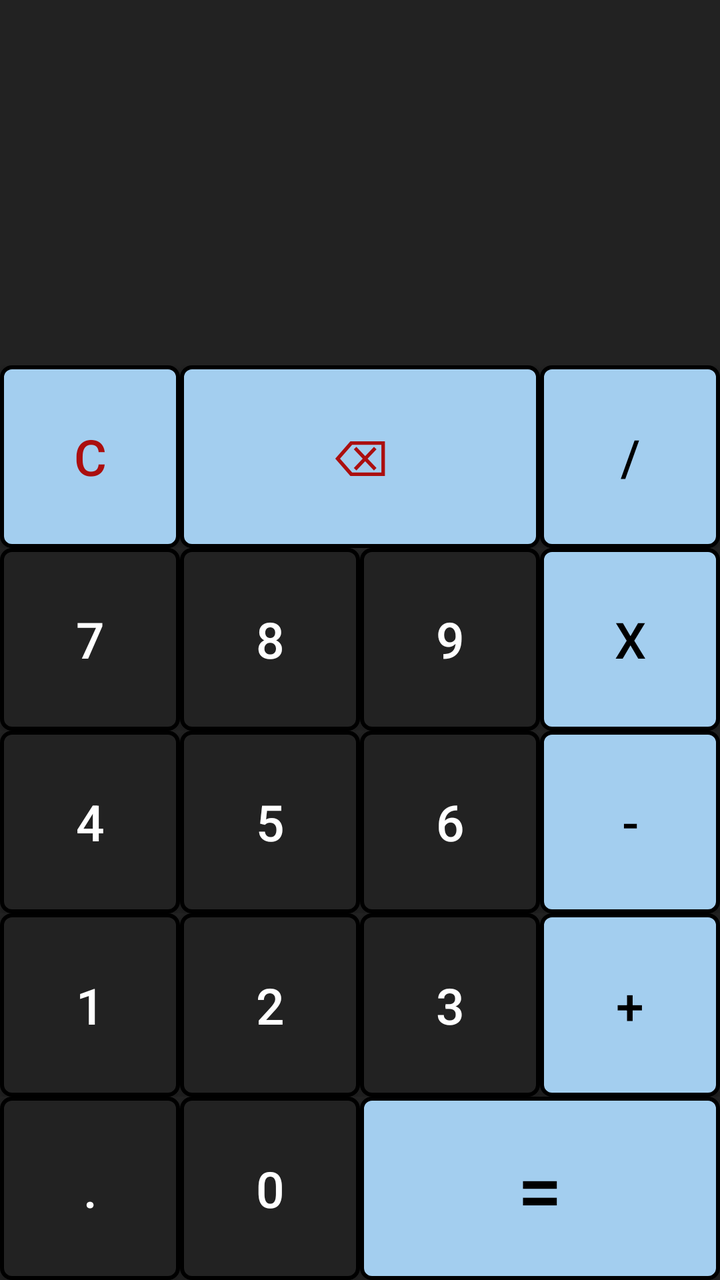
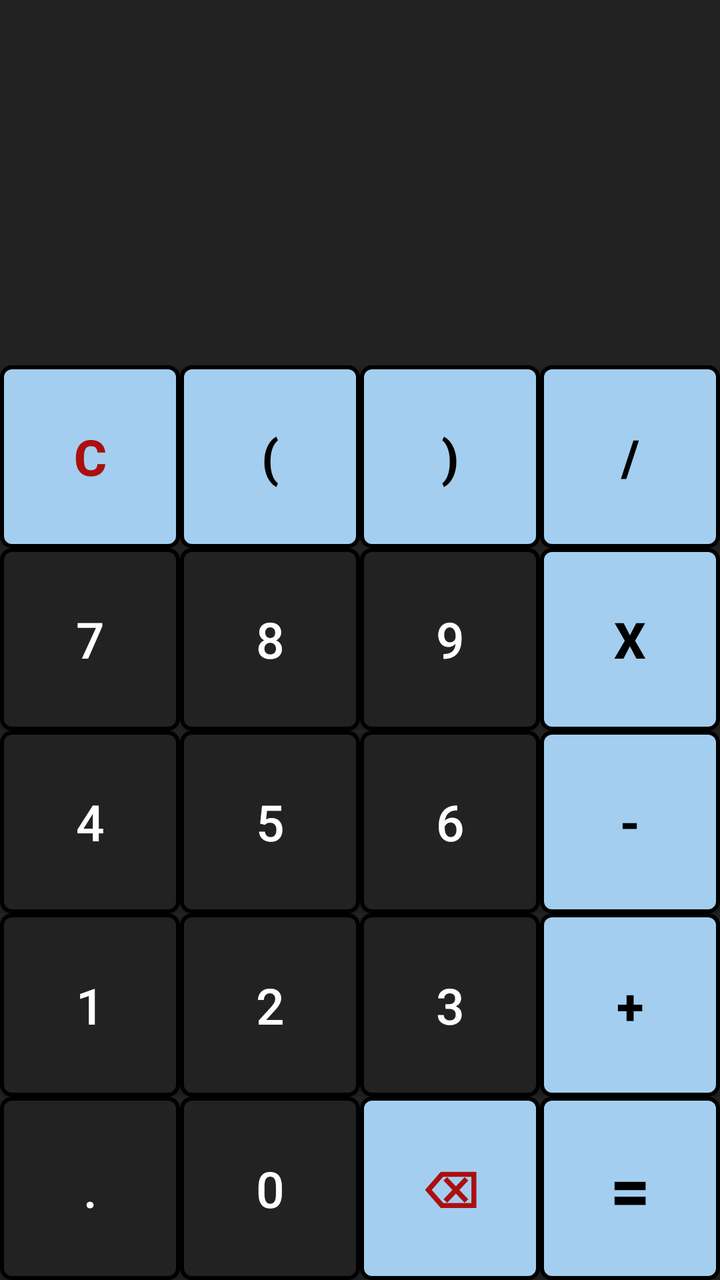

Two renders of the same Android screen: before a commit and after it. Below are the layout's source before the change and the commit's diff.
<!-- AndroidManifest.xml: application theme Theme.IpamCalculadora -->
<!-- res/layout/activity_main.xml -->
<?xml version="1.0" encoding="utf-8"?>
<LinearLayout xmlns:android="http://schemas.android.com/apk/res/android"
    xmlns:app="http://schemas.android.com/apk/res-auto"
    xmlns:tools="http://schemas.android.com/tools"
    android:id="@+id/main"
    android:layout_width="match_parent"
    android:layout_height="match_parent"
    android:background="@color/almostBlack"
    android:orientation="vertical"
    tools:context=".MainActivity"
    tools:ignore="HardcodedText">

    <androidx.constraintlayout.widget.ConstraintLayout

        android:layout_width="match_parent"
        android:layout_height="0dp"
        android:layout_weight="2"
        android:padding="20dp">

        <TextView
            android:id="@+id/workingsTV"
            android:layout_width="match_parent"
            android:layout_height="wrap_content"
            android:lines="2"
            android:maxLines="2"
            android:text=""
            android:textAlignment="textEnd"
            android:textColor="@color/white"
            android:textSize="25sp"
            app:layout_constraintBottom_toTopOf="@+id/resultsTV"
            app:layout_constraintEnd_toEndOf="parent"
            app:layout_constraintHorizontal_bias="1.0"
            app:layout_constraintStart_toStartOf="parent"
            app:layout_constraintTop_toTopOf="parent"
            app:layout_constraintVertical_bias="0.45" />

        <TextView
            android:id="@+id/resultsTV"
            android:layout_width="match_parent"
            android:layout_height="wrap_content"
            android:lines="1"
            android:maxLines="1"
            android:text=""
            android:textAlignment="textEnd"
            android:textColor="@color/white"
            android:textSize="40sp"
            app:layout_constraintBottom_toBottomOf="parent"
            app:layout_constraintEnd_toEndOf="parent"
            app:layout_constraintHorizontal_bias="1.0"
            app:layout_constraintStart_toStartOf="parent"
            app:layout_constraintTop_toTopOf="parent"
            app:layout_constraintVertical_bias="0.978" />

    </androidx.constraintlayout.widget.ConstraintLayout>

    <LinearLayout style="@style/buttonRow">

        <Button
            style="@style/buttonOperator"
            android:onClick="allClearAction"
            android:text="C"
            android:textColor="@color/red" />

        <Button
            style="@style/buttonOperator"
            android:layout_weight="2"
            android:onClick="backSpaceAction"
            android:text="⌫"
            android:textColor="@color/red" />

        <Button
            style="@style/buttonOperator"
            android:text="/"
            android:textColor="@color/black" />

    </LinearLayout>

    <LinearLayout style="@style/buttonRow">

        <Button
            style="@style/buttonNumber"
            android:text="7" />

        <Button
            style="@style/buttonNumber"
            android:text="8" />

        <Button
            style="@style/buttonNumber"
            android:text="9" />

        <Button
            style="@style/buttonOperator"
            android:text="X"
            android:textColor="@color/black" />

    </LinearLayout>

    <LinearLayout style="@style/buttonRow">

        <Button
            style="@style/buttonNumber"
            android:text="4" />

        <Button
            style="@style/buttonNumber"
            android:text="5" />

        <Button
            style="@style/buttonNumber"
            android:text="6" />

        <Button
            style="@style/buttonOperator"
            android:text="-"
            android:textColor="@color/black" />

    </LinearLayout>

    <LinearLayout style="@style/buttonRow">

        <Button
            style="@style/buttonNumber"
            android:text="1" />

        <Button
            style="@style/buttonNumber"
            android:text="2" />

        <Button
            style="@style/buttonNumber"
            android:text="3" />

        <Button
            style="@style/buttonOperator"
            android:text="+"
            android:textColor="@color/black" />

    </LinearLayout>

    <LinearLayout style="@style/buttonRow">

        <Button
            style="@style/buttonNumber"
            android:text="." />

        <Button
            style="@style/buttonNumber"

            android:text="0" />

        <Button
            style="@style/buttonOperator"
            android:layout_weight="2"
            android:onClick="equalsAction"
            android:text="="
            android:textColor="@color/black"
            android:textSize="40sp" />


    </LinearLayout>


</LinearLayout>
<!-- resources referenced by this layout -->
<resources>
  <color name="almostBlack">#222</color>
  <color name="black">#FF000000</color>
  <color name="red">#ab0f0f</color>
  <color name="white">#FFFFFFFF</color>
  <style name="buttonNumber">
          <item name="android:layout_weight">1</item>
          <item name="android:layout_width">0dp</item>
          <item name="android:layout_height">match_parent</item>
          <item name="android:background">@drawable/boton_numero</item>
          <item name="android:textSize">25sp</item>
          <item name="android:textColor">@color/white</item>
          <item name="android:onClick">numberAction</item>
  
      </style>
  <style name="buttonOperator">
          <item name="android:layout_weight">1</item>
          <item name="android:layout_width">0dp</item>
          <item name="android:layout_height">match_parent</item>
          <item name="android:background">@drawable/boton_operadores</item>
          <item name="android:textSize">25sp</item>
          <item name="android:textColor">@color/celeste</item>
          <item name="android:onClick">operationAction</item>
      </style>
  <style name="buttonRow">
          <item name="android:layout_weight">1</item>
          <item name="android:layout_width">match_parent</item>
          <item name="android:layout_height">0dp</item>
      </style>
  <style name="Theme.IpamCalculadora" parent="Base.Theme.IpamCalculadora" />
  <!-- drawable boton_numero (drawable) -->
  <?xml version="1.0" encoding="utf-8"?>
  <shape xmlns:android="http://schemas.android.com/apk/res/android">
      <solid android:color="@color/almostBlack"/>
      <stroke
          android:width="2dp"
          android:color="@color/black"/>
      <corners android:radius="5dp"/>
  </shape>
  <!-- drawable boton_operadores (drawable) -->
  <?xml version="1.0" encoding="utf-8"?>
  <shape xmlns:android="http://schemas.android.com/apk/res/android">
      <solid android:color="@color/celeste"/>
      <stroke
          android:width="2dp"
          android:color="@color/black"/>
      <corners android:radius="5dp"/>
  </shape>
  <color name="celeste">#A3CEEF</color>
  <style name="Base.Theme.IpamCalculadora" parent="Theme.AppCompat">
          
          
          <item name="colorPrimary">@color/celeste</item>
          <item name="colorPrimaryVariant">@color/almostBlack</item>
          <item name="colorOnPrimary">@color/black</item>
          <item name="android:textColorPrimary">@color/almostBlack</item>
      </style>
</resources>

<!-- the commit's change to res/layout/activity_main.xml (unified diff, before → after) -->
@@ -11,7 +11,6 @@
     tools:ignore="HardcodedText">
 
     <androidx.constraintlayout.widget.ConstraintLayout
-
         android:layout_width="match_parent"
         android:layout_height="0dp"
         android:layout_weight="2"
@@ -27,12 +26,11 @@
             android:textAlignment="textEnd"
             android:textColor="@color/white"
             android:textSize="25sp"
-            app:layout_constraintBottom_toTopOf="@+id/resultsTV"
             app:layout_constraintEnd_toEndOf="parent"
-            app:layout_constraintHorizontal_bias="1.0"
             app:layout_constraintStart_toStartOf="parent"
             app:layout_constraintTop_toTopOf="parent"
-            app:layout_constraintVertical_bias="0.45" />
+            app:layout_constraintBottom_toTopOf="@+id/resultsTV"
+            app:layout_constraintVertical_bias="0.1" />
 
         <TextView
             android:id="@+id/resultsTV"
@@ -46,119 +44,115 @@
             android:textSize="40sp"
             app:layout_constraintBottom_toBottomOf="parent"
             app:layout_constraintEnd_toEndOf="parent"
-            app:layout_constraintHorizontal_bias="1.0"
             app:layout_constraintStart_toStartOf="parent"
             app:layout_constraintTop_toTopOf="parent"
-            app:layout_constraintVertical_bias="0.978" />
+            app:layout_constraintVertical_bias="0.9" />
 
     </androidx.constraintlayout.widget.ConstraintLayout>
 
     <LinearLayout style="@style/buttonRow">
-
         <Button
             style="@style/buttonOperator"
             android:onClick="allClearAction"
             android:text="C"
             android:textColor="@color/red" />
-
         <Button
             style="@style/buttonOperator"
-            android:layout_weight="2"
+            android:onClick="parenthesisAction"
+            android:text="("
+            android:textColor="#000000" />
+        <Button
+            style="@style/buttonOperator"
+            android:onClick="parenthesisAction"
+            android:text=")"
+            android:textColor="#000000" />
+        <Button
+            style="@style/buttonOperator"
+            android:onClick="operationAction"
+            android:text="/"
+            android:textColor="#000000" />
+    </LinearLayout>
+
+    <LinearLayout style="@style/buttonRow">
+        <Button
+            style="@style/buttonNumber"
+            android:onClick="numberAction"
+            android:text="7" />
+        <Button
+            style="@style/buttonNumber"
+            android:onClick="numberAction"
+            android:text="8" />
+        <Button
+            style="@style/buttonNumber"
+            android:onClick="numberAction"
+            android:text="9" />
+        <Button
+            style="@style/buttonOperator"
+            android:onClick="operationAction"
+            android:text="X"
+            android:textColor="#000000" />
+    </LinearLayout>
+
+    <LinearLayout style="@style/buttonRow">
+        <Button
+            style="@style/buttonNumber"
+            android:onClick="numberAction"
+            android:text="4" />
+        <Button
+            style="@style/buttonNumber"
+            android:onClick="numberAction"
+            android:text="5" />
+        <Button
+            style="@style/buttonNumber"
+            android:onClick="numberAction"
+            android:text="6" />
+        <Button
+            style="@style/buttonOperator"
+            android:onClick="operationAction"
+            android:text="-"
+            android:textColor="#000000" />
+    </LinearLayout>
+
+    <LinearLayout style="@style/buttonRow">
+        <Button
+            style="@style/buttonNumber"
+            android:onClick="numberAction"
+            android:text="1" />
+        <Button
+            style="@style/buttonNumber"
+            android:onClick="numberAction"
+            android:text="2" />
+        <Button
+            style="@style/buttonNumber"
+            android:onClick="numberAction"
+            android:text="3" />
+        <Button
+            style="@style/buttonOperator"
+            android:onClick="operationAction"
+            android:text="+"
+            android:textColor="#000000" />
+    </LinearLayout>
+
+    <LinearLayout style="@style/buttonRow">
+        <Button
+            style="@style/buttonNumber"
+            android:onClick="numberAction"
+            android:text="." />
+        <Button
+            style="@style/buttonNumber"
+            android:onClick="numberAction"
+            android:text="0" />
+        <Button
+            style="@style/buttonOperator"
             android:onClick="backSpaceAction"
             android:text="⌫"
             android:textColor="@color/red" />
-
         <Button
             style="@style/buttonOperator"
-            android:text="/"
-            android:textColor="@color/black" />
-
+            android:onClick="equalsAction"
+            android:text="="
+            android:textColor="#000000"
+            android:textSize="35sp" />
     </LinearLayout>
 
-    <LinearLayout style="@style/buttonRow">
-
-        <Button
-            style="@style/buttonNumber"
-            android:text="7" />
-
-        <Button
-            style="@style/buttonNumber"
-            android:text="8" />
-
-        <Button
-            style="@style/buttonNumber"
-            android:text="9" />
-
-        <Button
-            style="@style/buttonOperator"
-            android:text="X"
-            android:textColor="@color/black" />
-
-    </LinearLayout>
-
-    <LinearLayout style="@style/buttonRow">
-
-        <Button
-            style="@style/buttonNumber"
-            android:text="4" />
-
-        <Button
-            style="@style/buttonNumber"
-            android:text="5" />
-
-        <Button
-            style="@style/buttonNumber"
-            android:text="6" />
-
-        <Button
-            style="@style/buttonOperator"
-            android:text="-"
-            android:textColor="@color/black" />
-
-    </LinearLayout>
-
-    <LinearLayout style="@style/buttonRow">
-
-        <Button
-            style="@style/buttonNumber"
-            android:text="1" />
-
-        <Button
-            style="@style/buttonNumber"
-            android:text="2" />
-
-        <Button
-            style="@style/buttonNumber"
-            android:text="3" />
-
-        <Button
-            style="@style/buttonOperator"
-            android:text="+"
-            android:textColor="@color/black" />
-
-    </LinearLayout>
-
-    <LinearLayout style="@style/buttonRow">
-
-        <Button
-            style="@style/buttonNumber"
-            android:text="." />
-
-        <Button
-            style="@style/buttonNumber"
-
-            android:text="0" />
-
-        <Button
-            style="@style/buttonOperator"
-            android:layout_weight="2"
-            android:onClick="equalsAction"
-            android:text="="
-            android:textColor="@color/black"
-            android:textSize="40sp" />
-
-
-    </LinearLayout>
-
-
 </LinearLayout>
<!-- resource entries referenced after the edit -->
@@ -1,27 +1,28 @@
 <!-- resources referenced by this layout -->
 <resources>
   <color name="almostBlack">#222</color>
-  <color name="black">#FF000000</color>
   <color name="red">#ab0f0f</color>
   <color name="white">#FFFFFFFF</color>
-  <style name="buttonNumber">
+  <style name="buttonNumber" parent="Widget.AppCompat.Button">
           <item name="android:layout_weight">1</item>
           <item name="android:layout_width">0dp</item>
           <item name="android:layout_height">match_parent</item>
           <item name="android:background">@drawable/boton_numero</item>
           <item name="android:textSize">25sp</item>
           <item name="android:textColor">@color/white</item>
-          <item name="android:onClick">numberAction</item>
-  
+          <item name="android:textAllCaps">false</item>
+          <item name="android:backgroundTint">@null</item>
       </style>
-  <style name="buttonOperator">
+  <style name="buttonOperator" parent="Widget.AppCompat.Button">
           <item name="android:layout_weight">1</item>
           <item name="android:layout_width">0dp</item>
           <item name="android:layout_height">match_parent</item>
           <item name="android:background">@drawable/boton_operadores</item>
           <item name="android:textSize">25sp</item>
-          <item name="android:textColor">@color/celeste</item>
-          <item name="android:onClick">operationAction</item>
+          <item name="android:textColor">@android:color/black</item>
+          <item name="android:textStyle">bold</item>
+          <item name="android:textAllCaps">false</item>
+          <item name="android:backgroundTint">@null</item>
       </style>
   <style name="buttonRow">
           <item name="android:layout_weight">1</item>
@@ -47,7 +48,6 @@
           android:color="@color/black"/>
       <corners android:radius="5dp"/>
   </shape>
-  <color name="celeste">#A3CEEF</color>
   <style name="Base.Theme.IpamCalculadora" parent="Theme.AppCompat">
           
           
@@ -56,5 +56,7 @@
           <item name="colorOnPrimary">@color/black</item>
           <item name="android:textColorPrimary">@color/almostBlack</item>
       </style>
+  <color name="black">#FF000000</color>
+  <color name="celeste">#A3CEEF</color>
 </resources>
 
